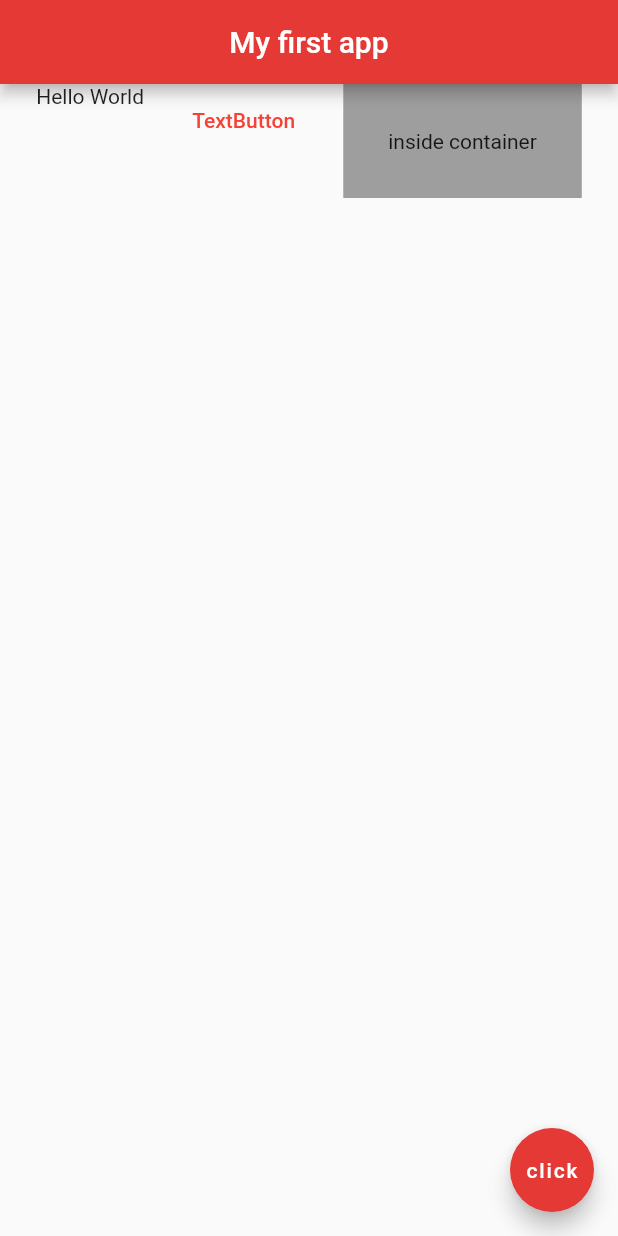
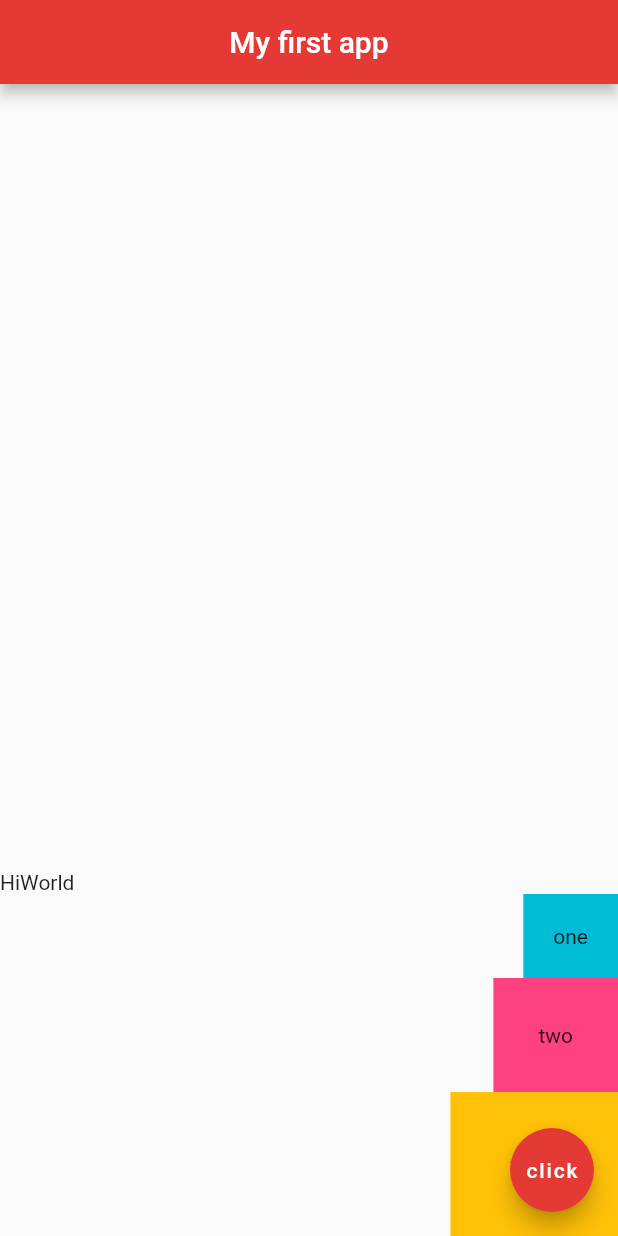
Before and after one commit to Kabbej/Flutter_Test, a Flutter app: the screen it shows after launch, on a phone screen of 412 x 824 dp. Run offline on Flutter 3.47's test engine with Material 2 defaults, Android fonts, the phone set to English and light mode, and no system bars.

Commit message:
added columns and a row

```diff
--- a/lib/main.dart
+++ b/lib/main.dart
@@ -16,23 +16,32 @@ class Home extends StatelessWidget {
         centerTitle: true,
         backgroundColor: Colors.red[600],
       ),
-      body: Row(
-        mainAxisAlignment: MainAxisAlignment.spaceEvenly,
-        crossAxisAlignment: CrossAxisAlignment.start,
+      body: Column (
+        mainAxisAlignment: MainAxisAlignment.end,
+        crossAxisAlignment: CrossAxisAlignment.end,
         children: [
-          Text('Hello World'),
-          TextButton(
-              onPressed: (){},
-              style: TextButton.styleFrom(
-                primary: Colors.red),
-              child: Text('TextButton')
+          Row(
+            children: [
+              Text('Hi'),
+              Text('World')
+            ],
           ),
           Container (
-            color: Colors.grey,
+            padding: EdgeInsets.all(20.0),
+            color: Colors.cyan,
+            child: Text('one'),
+          ),
+          Container (
             padding: EdgeInsets.all(30.0),
-            child: Text('inside container'),
-          )
-        ], //Widget
+            color: Colors.pinkAccent,
+            child: Text('two'),
+          ),
+          Container (
+            padding: EdgeInsets.all(40.0),
+            color: Colors.amber,
+            child: Text('three'),
+          ),
+        ],
       ),
       floatingActionButton: FloatingActionButton(
         onPressed: () {  },
```
